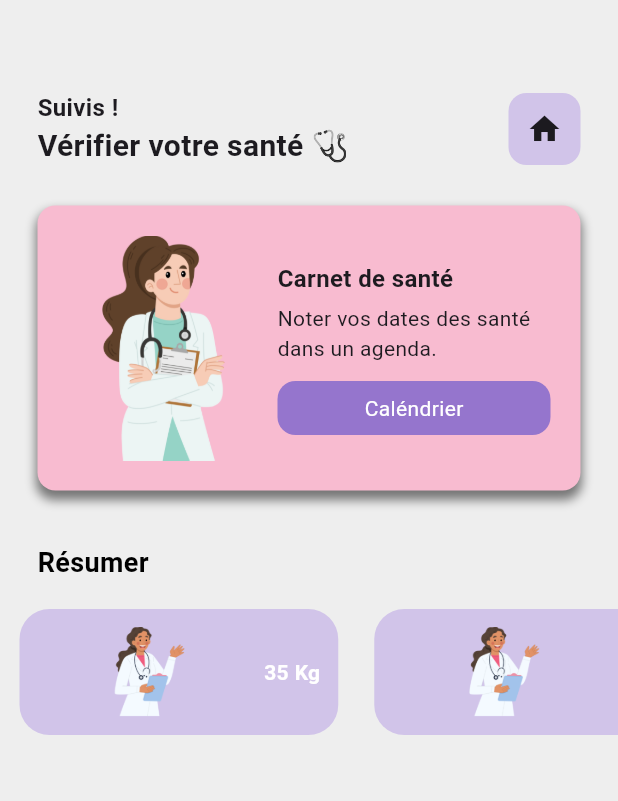
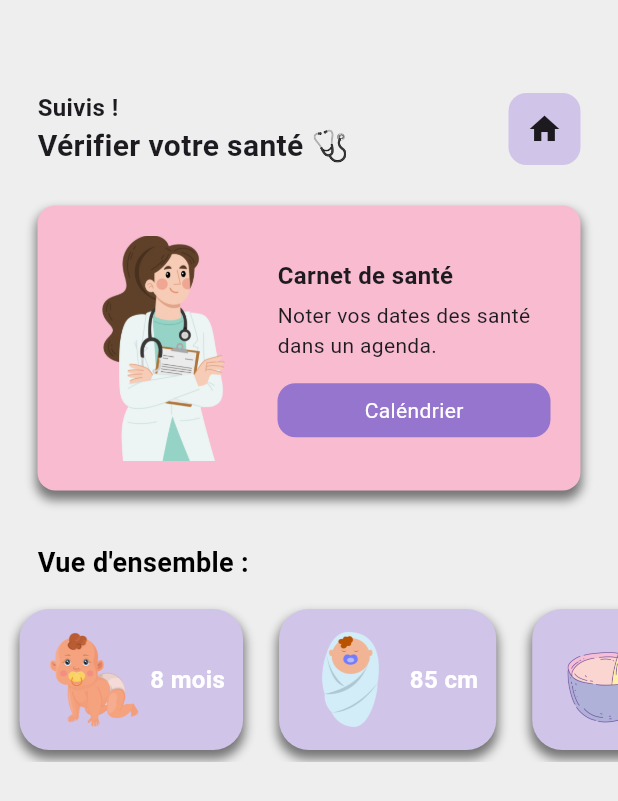
Before and after one commit to Rantsa-B613/BabyPlan, a Flutter app: the screen it shows after launch, after a tap on the "person" icon, on a phone screen of 412 x 824 dp. Shown: the top 801 px of the screen. Run offline on Flutter 3.47's test engine with Material 3 defaults, Android fonts, the phone set to English and light mode, and no system bars; our stand-ins replace flutter_colorpicker, table_calendar.

Commit message:
new design and new options 1.2

```diff
--- a/lib/components/calendar_map.dart
+++ b/lib/components/calendar_map.dart
@@ -47,7 +47,7 @@ class _CalendarScreenState extends State<CalendarScreen> {
                 crossAxisAlignment: CrossAxisAlignment.start,
                 children: [
                   Text(
-                    "Agenda de note 📋",
+                    "Agenda de note :",
                     style: TextStyle(
                         color: Colors.black,
                         fontWeight: FontWeight.bold,
@@ -122,6 +122,8 @@ class _CalendarScreenState extends State<CalendarScreen> {
                 ),
               ),
             ),
+
+            const SizedBox(height: 15.0,),
 
             // ~~~~~~~~ NOTES ~~~~~~~~~//
             SingleChildScrollView(
--- a/lib/components/details_health.dart
+++ b/lib/components/details_health.dart
@@ -116,7 +116,7 @@ class _HealthScreenState extends State<HealthScreen> {
                                         style: TextStyle(fontSize: 14),
                                       ),
                                       const SizedBox(
-                                        height: 12,
+                                        height: 15,
                                       ),
                                       GestureDetector(
                                         onTap: () => Navigator.of(context).push(
@@ -162,7 +162,7 @@ class _HealthScreenState extends State<HealthScreen> {
                   crossAxisAlignment: CrossAxisAlignment.start,
                   children: [
                     Text(
-                      "Résumer ",
+                      "Vue d'ensemble :",
                       style: TextStyle(
                           color: Colors.black,
                           fontWeight: FontWeight.bold,
--- a/lib/components/notes.dart
+++ b/lib/components/notes.dart
@@ -39,7 +39,7 @@ class _NotesListState extends State<NotesList> {
 
             return Container(
               padding: const EdgeInsets.fromLTRB(15, 20, 15, 0),
-              margin: const EdgeInsets.only(right: 0.0, left: 0.0, top: 25.0),
+              margin: const EdgeInsets.only(right: 2.0, left: 5.0, top: 25.0),
               decoration: BoxDecoration(
                 color: currentColor,
                 borderRadius: const BorderRadius.only(
@@ -74,6 +74,7 @@ class _NotesListState extends State<NotesList> {
                         trailing: Row(
                           mainAxisSize: MainAxisSize.min,
                           children: [
+                            SizedBox(width: 25.0,),
                             IconButton(
                               icon: const Icon(Icons.edit, color: Colors.white,),
                               onPressed: () {
--- a/lib/routes/navigation_bar.dart
+++ b/lib/routes/navigation_bar.dart
@@ -2,7 +2,6 @@ import 'package:flutter/material.dart';
 import 'package:kellan/components/details_health.dart';
 //import 'package:flutter_svg/flutter_svg.dart';
 //import 'package:google_fonts/google_fonts.dart';
-
 
 class CustomAppNavigationBar extends StatelessWidget {
   @override
@@ -43,7 +42,7 @@ class CustomAppNavigationBar extends StatelessWidget {
                         padding: EdgeInsets.all(12),
                         decoration: BoxDecoration(
                             color: Colors.deepPurple[100],
-                            borderRadius: BorderRadius.circular(12)),
+                            borderRadius: BorderRadius.circular(12),),
                         child: Icon(Icons.person),
                       ),
                     ),
@@ -57,8 +56,9 @@ class CustomAppNavigationBar extends StatelessWidget {
                 padding: const EdgeInsets.symmetric(horizontal: 25.0),
                 child: Container(
                   padding: const EdgeInsets.all(20),
-                  decoration: BoxDecoration(color: Colors.pink[100],
-                  borderRadius: BorderRadius.circular(12),
+                  decoration: BoxDecoration(
+                      color: Colors.pink[100],
+                      borderRadius: BorderRadius.circular(12),
                       boxShadow: [
                         BoxShadow(
                           color: Colors.grey.shade600,
@@ -66,8 +66,7 @@ class CustomAppNavigationBar extends StatelessWidget {
                           blurRadius: 5,
                           offset: const Offset(0, 5),
                         ),
-                      ]
-                  ),
+                      ]),
                   child: Row(
                     children: [
                       Container(
@@ -76,7 +75,8 @@ class CustomAppNavigationBar extends StatelessWidget {
                         decoration: const BoxDecoration(
                           image: DecorationImage(
                             image: AssetImage('assets/logo.png'),
-                            fit: BoxFit.cover, // Ou utilisez un autre mode d'ajustement selon vos besoins
+                            fit: BoxFit
+                                .cover, // Ou utilisez un autre mode d'ajustement selon vos besoins
                           ),
                         ),
                       ),
@@ -92,12 +92,16 @@ class CustomAppNavigationBar extends StatelessWidget {
                               style: TextStyle(
                                   fontSize: 16, fontWeight: FontWeight.bold),
                             ),
-                            const SizedBox(height: 5,),
+                            const SizedBox(
+                              height: 5,
+                            ),
                             const Text(
                               "Votre carnet de médicale est présent.",
                               style: TextStyle(fontSize: 14),
                             ),
-                            const SizedBox(height:  12,),
+                            const SizedBox(
+                              height: 15,
+                            ),
                             GestureDetector(
                               onTap: () => Navigator.of(context).push(
                                 MaterialPageRoute(
--- a/lib/statistiques/stat_health.dart
+++ b/lib/statistiques/stat_health.dart
@@ -8,8 +8,8 @@ class StateButton extends StatefulWidget {
 }
 
 class _StateButtonState extends State<StateButton> {
-  List<String> buttonTexts = ["35 Kg", "25 Cm", "25 Cm", "25 Cm"];
-  List<String> imagePaths = ["assets/logo.png", "assets/logo.png", "assets/logo.png", "assets/logo.png"];
+  List<String> buttonTexts = ["8 mois", "85 cm", "8 kg", "Bonne santé"];
+  List<String> imagePaths = ["assets/images/trois.png", "assets/images/deux.png", "assets/images/un.png", "assets/images/trois.png"];
 
   Widget buildButton({required String imagePath, required int index}) {
     return Padding(
@@ -23,18 +23,31 @@ class _StateButtonState extends State<StateButton> {
           decoration: BoxDecoration(
             borderRadius: BorderRadius.circular(20),
             color: Colors.deepPurple[100],
+              boxShadow: [
+                BoxShadow(
+                  color: Colors.grey.shade600,
+                  spreadRadius: 1,
+                  blurRadius: 5,
+                  offset: const Offset(0, 5),
+                ),
+              ]
           ),
           child: Row(
             children: [
-              Image.asset(
-                imagePath,
-                width: 150, // Adjust as per your requirement
-                height: 150, // Adjust as per your requirement
+              Container(
+                height: 200,
+                width: 75,
+                decoration: BoxDecoration(
+                  image: DecorationImage(
+                    image: AssetImage(imagePath),
+                    fit: BoxFit
+                        .cover, // Ou utilisez un autre mode d'ajustement selon vos besoins
+                  ),
+                ),
               ),
-              SizedBox(width: 1),
               Text(
                 buttonTexts[index],
-                style: TextStyle(fontWeight: FontWeight.bold, color: Colors.white),
+                style: TextStyle(fontWeight: FontWeight.bold, color: Colors.white, fontSize: 16),
               ),
             ],
           ),
@@ -77,16 +90,16 @@ class _StateButtonState extends State<StateButton> {
     return Padding(
       padding: const EdgeInsets.only(left:  5.0),
       child: Container(
-        height:  100,
+        height:  110,
         child: ListView(
           scrollDirection: Axis.horizontal,
           children: [
             buildButton(imagePath: imagePaths[0], index:  0),
-            const SizedBox(width:  8.0),
+            SizedBox(width:  8.0), // Removed const
             buildButton(imagePath: imagePaths[1], index:  1),
-            const SizedBox(width:  8.0),
+            SizedBox(width:  8.0), // Removed const
             buildButton(imagePath: imagePaths[2], index:  2),
-            const SizedBox(width:  10.0),
+            SizedBox(width:  10.0), // Removed const
             buildButton(imagePath: imagePaths[3], index:  3),
           ],
         ),
```
Also changed, not shown: assets/images/deux.png (added), assets/images/trois.png (added), assets/images/un.png (added).
